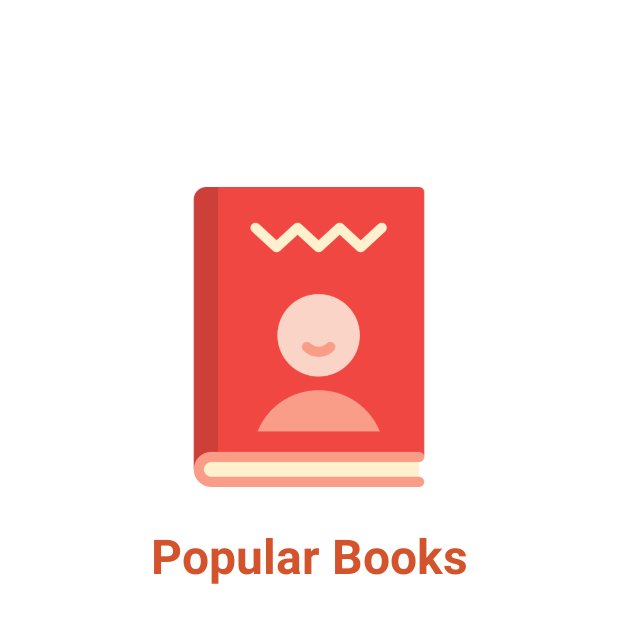
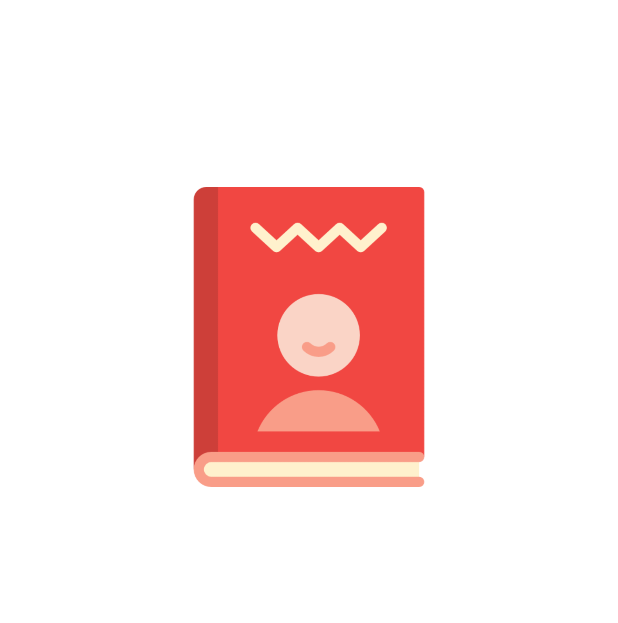
Before and after one commit to rahul-kumar-09/BookApp, an Android app: the SplashScreen screen opened directly, with no data from a screen before it, on a phone screen of 412 x 824 dp. Shown: the top 623 px of the screen. Run offline under Robolectric (Android 15) with nearby library versions, the phone set to English and light mode, and no system bars; network calls fail.

```diff
--- a/app/src/main/res/layout/activity_splash_screen.xml
+++ b/app/src/main/res/layout/activity_splash_screen.xml
@@ -18,17 +18,4 @@
         app:layout_constraintVertical_bias="0.19999999"
         app:srcCompat="@drawable/default_book_cover" />
 
-    <TextView
-        android:id="@+id/textView8"
-        android:layout_width="wrap_content"
-        android:layout_height="wrap_content"
-        android:layout_marginTop="24dp"
-        android:text="Popular Books"
-        android:textSize="32sp"
-        android:textStyle="bold"
-        android:textColor="@color/colorPrimaryDark"
-        app:layout_constraintEnd_toEndOf="parent"
-        app:layout_constraintStart_toStartOf="parent"
-        app:layout_constraintTop_toBottomOf="@+id/imageView4" />
-
 </androidx.constraintlayout.widget.ConstraintLayout>
```
